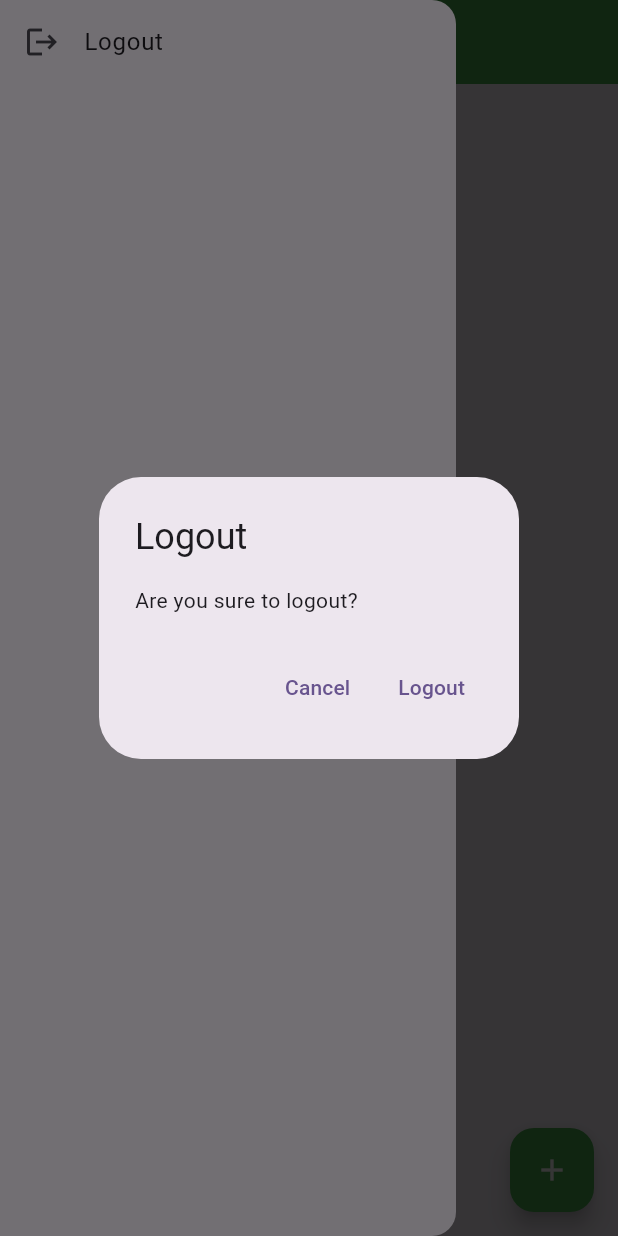
After one commit to AbuBakar044/frinfo_online, a Flutter app: the HomeScreen screen opened directly, in the side drawer, after a tap on "Logout", on a phone screen of 412 x 824 dp. The commit adds this screen. Run offline on Flutter 3.47's test engine with Material 3 defaults, Android fonts, the phone set to English and light mode, and no system bars; our stand-ins replace firebase_auth, firebase_core, image_picker; accounts and stored records are empty.

Commit message:
Added Logout functionality
Added Logout functionality

```diff
--- a/lib/friends/home_screen.dart
+++ b/lib/friends/home_screen.dart
@@ -4,6 +4,7 @@ import 'package:frinfo_online/utils/colors.dart';
 import 'package:frinfo_online/model/friend_model.dart';
 import 'package:frinfo_online/utils/routes.dart';
 import 'package:frinfo_online/friends/view_friend_screen.dart';
+import 'package:frinfo_online/widgets/custom_drawer.dart';
 
 import 'package:url_launcher/url_launcher.dart';
 
@@ -31,6 +32,7 @@ class _HomeScreenState extends State<HomeScreen> {
           ),
           centerTitle: true,
         ),
+        drawer: CustomDrawer(),
         floatingActionButton: FloatingActionButton(
           backgroundColor: greenColor,
           onPressed: () {
--- /dev/null
+++ b/lib/widgets/custom_drawer.dart
@@ -0,0 +1,72 @@
+import 'package:firebase_auth/firebase_auth.dart';
+import 'package:flutter/material.dart';
+import 'package:frinfo_online/auth/login.dart';
+import 'package:frinfo_online/utils/routes.dart';
+
+class CustomDrawer extends StatelessWidget {
+  const CustomDrawer({super.key});
+
+  @override
+  Widget build(BuildContext context) {
+    return Drawer(
+      child: ListView(
+        children: [
+          ListTile(
+            leading: const Icon(Icons.logout),
+            title: const Text("Logout"),
+            onTap: () {
+              //logoutUser();
+              showLogoutDialog(context);
+            },
+          )
+        ],
+      ),
+    );
+  }
+
+  Future<void> logoutUser(BuildContext context) async {
+    FirebaseAuth firebaseAuth = FirebaseAuth.instance;
+    await firebaseAuth.signOut().then((value) {
+      ScaffoldMessenger.of(context).showSnackBar(SnackBar(
+        content: Text("Logout successfully!"),
+        duration: Duration(
+          seconds: 2,
+        ),
+      ));
+
+      Future.delayed(const Duration(seconds: 3), () {
+        removeAndGoNextScreen(context, LoginScreen());
+      });
+    });
+  }
+
+  void showLogoutDialog(BuildContext context) {
+    showDialog(
+        context: context,
+        builder: (context) {
+          return AlertDialog(
+            title: const Text("Logout"),
+            content: const Text("Are you sure to logout?"),
+            actions: [
+              TextButton(
+                onPressed: () {
+                  removeRoute(context);
+                },
+                child: const Text(
+                  'Cancel',
+                ),
+              ),
+              TextButton(
+                onPressed: () {
+                  logoutUser(context);
+                  removeRoute(context);
+                },
+                child: const Text(
+                  "Logout",
+                ),
+              )
+            ],
+          );
+        });
+  }
+}
```
Also changed, not shown: lib/splash/splash_screen.dart (+13 -1 lines).
